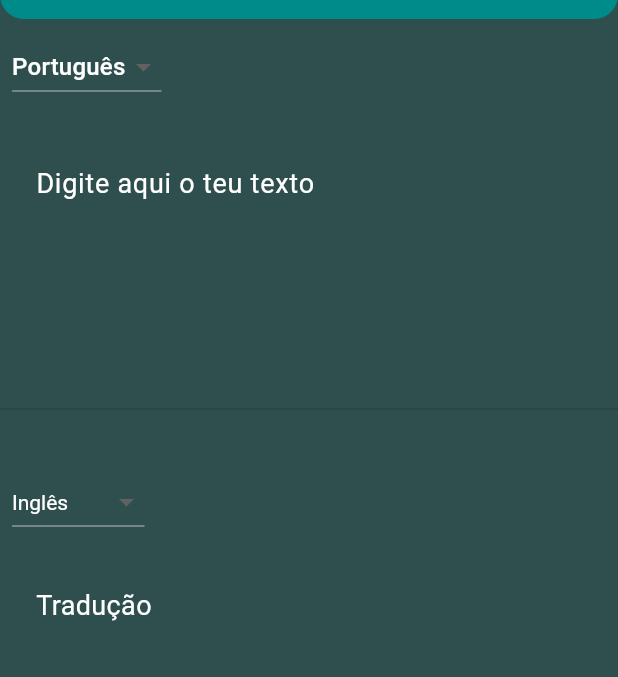
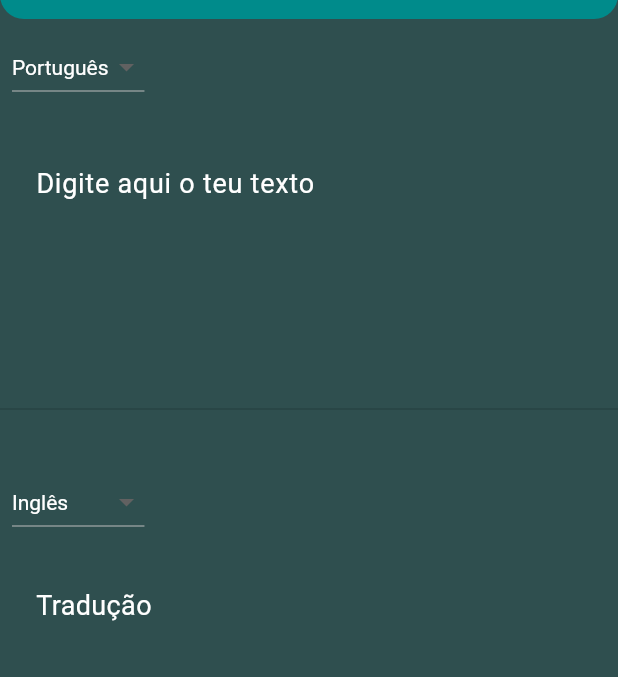
Before and after one commit to leopoldokiala/Strong-Translator, a Flutter app: the screen it shows after launch, on a phone screen of 412 x 824 dp, the part 65-742 px from its top. Run offline on Flutter 3.47's test engine with Material 3 defaults, Android fonts, the phone set to English and light mode, and no system bars; our stand-ins replace sqflite; missing offline and left inert: google_mlkit_translation, text_to_speech; accounts and stored records are empty.

Commit message:
atualizações

```diff
--- a/lib/screens/historic/historic_screen.dart
+++ b/lib/screens/historic/historic_screen.dart
@@ -55,6 +55,7 @@ class HistoricScreen extends StatelessWidget {
                               left: 5.0,
                             ),
                             title: Text(
+                              maxLines: 1,
                               translation.sourceText,
                               overflow: TextOverflow.ellipsis,
                               style: TextStyle(
@@ -69,7 +70,8 @@ class HistoricScreen extends StatelessWidget {
                                 color: Theme.of(context).unselectedWidgetColor,
                               ),
                             ),
-                            trailing: IconButton(
+                            trailing: InkWell(
+                              child: IconButton(
                                 onPressed: () async {
                                   await dataBase.deleteTranslation(
                                     translation.id!,
@@ -79,6 +81,7 @@ class HistoricScreen extends StatelessWidget {
                                   Icons.delete,
                                   color: Colors.red,
                                   size: 28.0,
+                                ),
                               ),
                             ),
                           ),
@@ -97,7 +100,6 @@ class HistoricScreen extends StatelessWidget {
                               topLeft: Radius.circular(8.0),
                             ),
                           ),
-
                           child: Container(
                             margin: EdgeInsets.only(left: 4.0, top: 2.0),
                             child: Text(
--- a/lib/screens/traduction/traduction_screen.dart
+++ b/lib/screens/traduction/traduction_screen.dart
@@ -4,6 +4,7 @@ import 'package:provider/provider.dart';
 import 'package:strong_translator/models/page_manager.dart';
 import 'package:strong_translator/helpers/languages_helper.dart';
 import 'package:strong_translator/models/translation.dart';
+import 'package:strong_translator/widgets/my_dropdown_button.dart';
 import 'package:strong_translator/widgets/my_button.dart';
 import 'package:strong_translator/services/i_services.dart';
 import 'package:strong_translator/services/offline_translator_service.dart';
@@ -28,10 +29,8 @@ class TraductionScreen extends StatelessWidget {
               padding: const EdgeInsets.all(8.0),
               child: Row(
                 children: [
-                  DropdownButton<TranslateLanguage>(
-                    elevation: 0,
+                  myDropdownButton(
                     dropdownColor: Theme.of(context).primaryColor,
-                    alignment: Alignment.topLeft,
                     value: translatorService.sourceLang,
                     items:
                         supportedLanguages.supportedLanguages.entries.map((
@@ -54,8 +53,6 @@ class TraductionScreen extends StatelessWidget {
                 ],
               ),
             ),
-
-            // Campo de texto (ocupa metade do espaço)
             Padding(
               padding: const EdgeInsets.all(8.0),
               child: Stack(
@@ -71,6 +68,7 @@ class TraductionScreen extends StatelessWidget {
                     padding: const EdgeInsets.fromLTRB(16.0, 16.0, 62.0, 16.0),
                     child: TextField(
                       controller: pageManager.controller,
+                      cursorColor: Colors.white,
                       style: TextStyle(
                         color: Theme.of(context).unselectedWidgetColor,
                       ),
@@ -160,7 +158,6 @@ class TraductionScreen extends StatelessWidget {
                         await translatorService.translate(
                           pageManager.controller.text,
                         );
-                        //Salvar a tradução no histórico
                         if (translatorService.translatedText.isNotEmpty) {
                           final translation = Translation(
                             sourceText: pageManager.controller.text,
@@ -182,11 +179,9 @@ class TraductionScreen extends StatelessWidget {
               padding: const EdgeInsets.all(8.0),
               child: Row(
                 children: [
-                  DropdownButton<TranslateLanguage>(
-                    elevation: 0,
+                  myDropdownButton(
                     dropdownColor: Theme.of(context).primaryColor,
                     borderRadius: BorderRadius.circular(16.0),
-                    style: TextStyle(color: Colors.white),
                     value: translatorService.targetLang,
                     items:
                         supportedLanguages.supportedLanguages.entries.map((
@@ -218,7 +213,6 @@ class TraductionScreen extends StatelessWidget {
                   padding: const EdgeInsets.all(16.0),
                   child: Stack(
                     children: [
-                      // Texto / loading
                       Padding(
                         padding: const EdgeInsets.only(right: 80.0),
                         child:
@@ -240,8 +234,6 @@ class TraductionScreen extends StatelessWidget {
                                   ),
                                 ),
                       ),
-
-                      // Botões fixos à direita
                       Positioned(
                         right: 0,
                         top: 16,
--- /dev/null
+++ b/lib/widgets/my_dropdown_button.dart
@@ -0,0 +1,20 @@
+import 'package:flutter/material.dart';
+import 'package:google_mlkit_translation/google_mlkit_translation.dart';
+
+Widget myDropdownButton({
+  Color? dropdownColor,
+  BorderRadius? borderRadius,
+  TranslateLanguage? value,
+  List<DropdownMenuItem<TranslateLanguage>>? items,
+  void Function(TranslateLanguage?)? onChanged,
+}) {
+  return DropdownButton<TranslateLanguage>(
+    elevation: 0,
+    dropdownColor: dropdownColor,
+    borderRadius: borderRadius,
+    style: TextStyle(color: Colors.white),
+    value: value,
+    items: items,
+    onChanged: onChanged,
+  );
+}
```
Also changed, not shown: 1 other file. Lines whose indentation alone changed are shown as unchanged.
